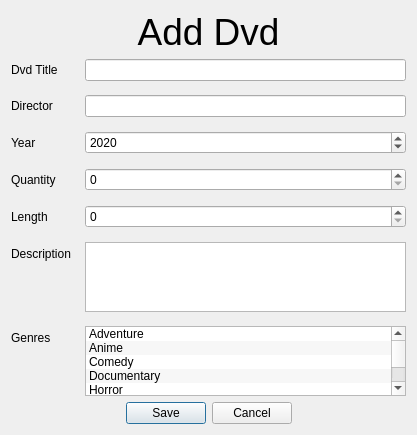
Old version of the form forms/dvddialog.ui in the repository umustdye/Book-Worms.
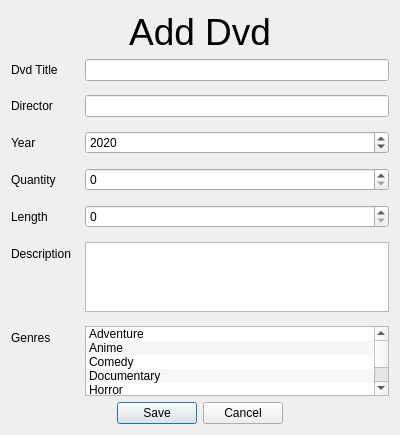
New version of the form.

The edit to the form file:
```diff
--- a/forms/dvddialog.ui
+++ b/forms/dvddialog.ui
@@ -6,7 +6,7 @@
    <rect>
     <x>0</x>
     <y>0</y>
-    <width>417</width>
+    <width>400</width>
     <height>435</height>
    </rect>
   </property>
@@ -95,7 +95,11 @@
       </widget>
      </item>
      <item row="4" column="1">
-      <widget class="QSpinBox" name="dvdLengthSpinbox"/>
+      <widget class="QSpinBox" name="dvdLengthSpinbox">
+       <property name="maximum">
+        <number>1000</number>
+       </property>
+      </widget>
      </item>
      <item row="5" column="0">
       <widget class="QLabel" name="label_8">
```
Left out of the diff: 3 changed lines with no effect on the pictures.
